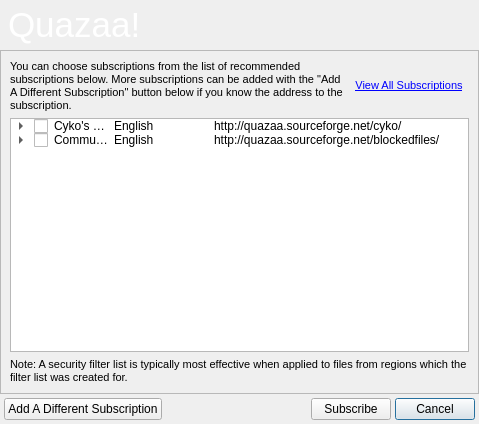
The window that branches/Rewrite/UI/dialogaddsecuritysubscription.ui (c3c/quazaa) describes before a commit, drawn with Qt 5.
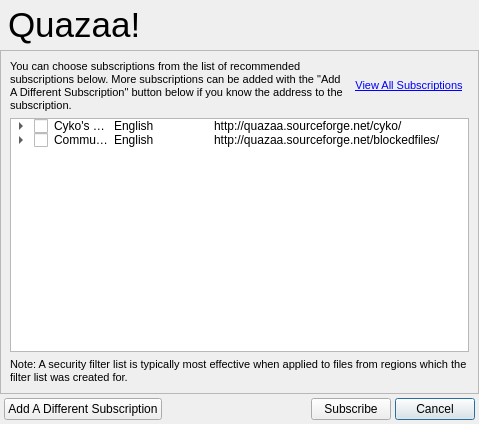
The same window after the commit. Icons and pictures are not drawn.

Commit message: Removed remaining hard coded skinning style sheets from ui. Fixed default app menu appearing to right of nav toolbar. Now appears where menu should appear.

```diff
--- a/branches/Rewrite/UI/dialogaddsecuritysubscription.ui
+++ b/branches/Rewrite/UI/dialogaddsecuritysubscription.ui
@@ -53,10 +53,6 @@
        <height>50</height>
       </size>
      </property>
-     <property name="styleSheet">
-      <string notr="true">background-image: url(:/Resource/HeaderBackground.png);
-color: rgb(255, 255, 255);</string>
-     </property>
      <property name="frameShape">
       <enum>QFrame::NoFrame</enum>
      </property>
```
Left out of the diff: 13 changed lines with no effect on the pictures. The commit also changes 33 other files.
